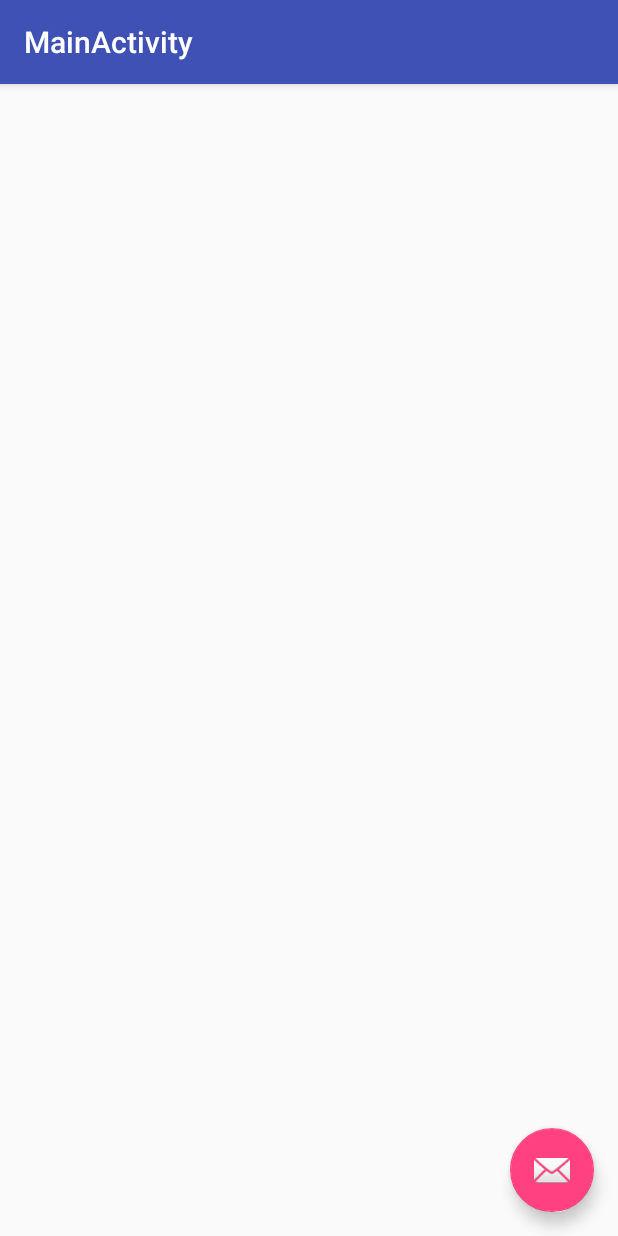
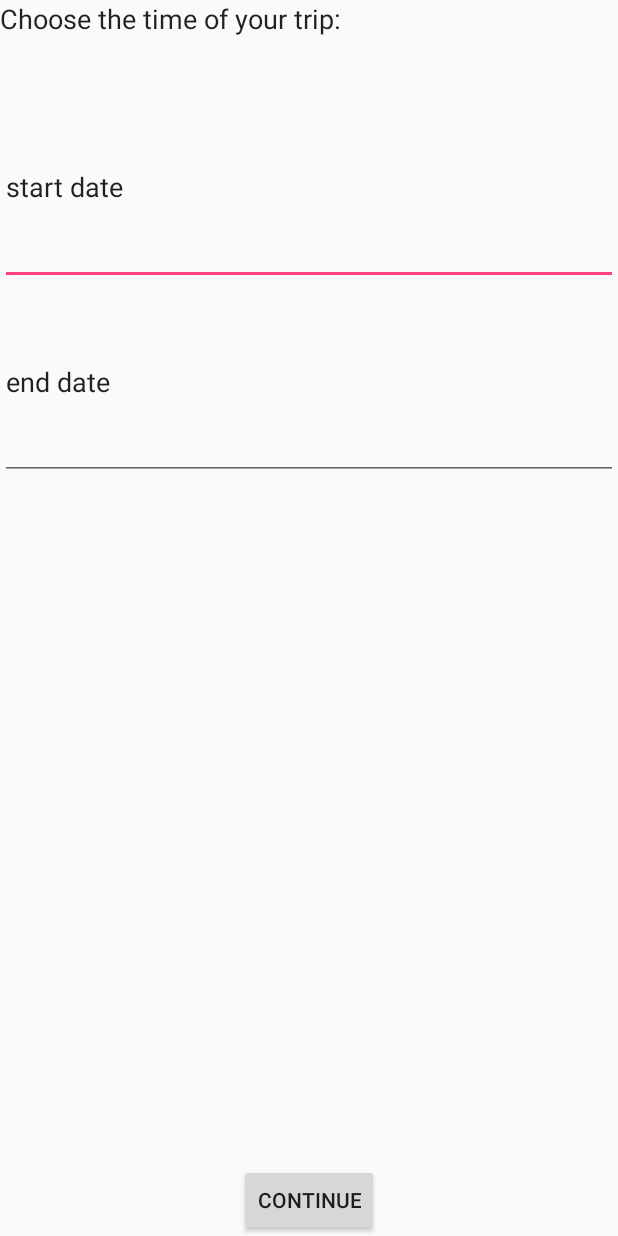
Before and after one commit to rishab93/LinedInHack, an Android app: the screen it shows after launch (MainActivity before the commit, ChooseTimeActivity after it), on a phone screen of 412 x 824 dp. Run offline under Robolectric (Android 15) with nearby library versions, the phone set to English and light mode, and no system bars.

Commit message:
choose the time of the trip and show the clothing recommendation

```diff
--- /dev/null
+++ b/app/src/main/java/com/example/zishen/linkedinhack/ChooseTimeActivity.java
@@ -0,0 +1,28 @@
+package com.example.zishen.linkedinhack;
+
+import android.content.Intent;
+import android.os.Bundle;
+import android.support.design.widget.FloatingActionButton;
+import android.support.design.widget.Snackbar;
+import android.support.v7.app.AppCompatActivity;
+import android.support.v7.widget.Toolbar;
+import android.view.View;
+import android.widget.Button;
+
+public class ChooseTimeActivity extends AppCompatActivity {
+
+    @Override
+    protected void onCreate(Bundle savedInstanceState) {
+        super.onCreate(savedInstanceState);
+        setContentView(R.layout.activity_choose_time);
+
+        Button finishEnterTime = (Button) findViewById(R.id.finishEnterTime);
+        finishEnterTime.setOnClickListener(new View.OnClickListener() {
+            @Override
+            public void onClick(View view) {
+                startActivity(new Intent(ChooseTimeActivity.this, MainActivity.class));
+            }
+        });
+    }
+
+}
--- a/app/src/main/java/com/example/zishen/linkedinhack/MainActivity.java
+++ b/app/src/main/java/com/example/zishen/linkedinhack/MainActivity.java
@@ -13,17 +13,6 @@ public class MainActivity extends AppCompatActivity {
     protected void onCreate(Bundle savedInstanceState) {
         super.onCreate(savedInstanceState);
         setContentView(R.layout.activity_main);
-        Toolbar toolbar = (Toolbar) findViewById(R.id.toolbar);
-        setSupportActionBar(toolbar);
-
-        FloatingActionButton fab = (FloatingActionButton) findViewById(R.id.fab);
-        fab.setOnClickListener(new View.OnClickListener() {
-            @Override
-            public void onClick(View view) {
-                Snackbar.make(view, "Replace with your own action", Snackbar.LENGTH_LONG)
-                        .setAction("Action", null).show();
-            }
-        });
     }
 
 }
--- /dev/null
+++ b/app/src/main/res/layout/activity_choose_time.xml
@@ -0,0 +1,62 @@
+<?xml version="1.0" encoding="utf-8"?>
+<android.support.design.widget.CoordinatorLayout xmlns:android="http://schemas.android.com/apk/res/android"
+    xmlns:app="http://schemas.android.com/apk/res-auto"
+    xmlns:tools="http://schemas.android.com/tools"
+    android:layout_width="match_parent"
+    android:layout_height="match_parent"
+    tools:context="com.example.zishen.linkedinhack.ChooseTimeActivity">
+
+    <android.support.design.widget.AppBarLayout
+        android:layout_width="match_parent"
+        android:layout_height="wrap_content"
+        android:theme="@style/AppTheme.AppBarOverlay">
+
+    </android.support.design.widget.AppBarLayout>
+
+    <include layout="@layout/content_choose_time"
+        android:id="@+id/include" />
+
+    <Button
+        android:id="@+id/finishEnterTime"
+        android:layout_width="wrap_content"
+        android:layout_height="wrap_content"
+        android:layout_gravity="top|center_horizontal"
+        android:text="continue"
+        app:layout_anchor="@+id/include"
+        app:layout_anchorGravity="bottom|center_horizontal" />
+
+    <LinearLayout
+        android:layout_width="match_parent"
+        android:layout_height="match_parent"
+        android:orientation="vertical"
+        android:weightSum="1">
+
+        <TextView
+            android:id="@+id/titleChooseTime"
+            android:layout_width="match_parent"
+            android:layout_height="wrap_content"
+            android:layout_weight="0.05"
+            android:text="Choose the time of your trip:"
+            android:textAppearance="@style/TextAppearance.AppCompat.Body1"
+            android:textSize="18sp" />
+
+        <EditText
+            android:id="@+id/startDate"
+            android:layout_width="match_parent"
+            android:layout_height="wrap_content"
+            android:ems="10"
+            android:inputType="textPersonName"
+            android:text="start date"
+            android:layout_weight="0.12" />
+
+        <EditText
+            android:id="@+id/endDate"
+            android:layout_width="match_parent"
+            android:layout_height="wrap_content"
+            android:layout_weight="0.12"
+            android:ems="10"
+            android:inputType="textPersonName"
+            android:text="end date" />
+    </LinearLayout>
+
+</android.support.design.widget.CoordinatorLayout>
--- a/app/src/main/res/layout/activity_main.xml
+++ b/app/src/main/res/layout/activity_main.xml
@@ -11,23 +11,8 @@
         android:layout_height="wrap_content"
         android:theme="@style/AppTheme.AppBarOverlay">
 
-        <android.support.v7.widget.Toolbar
-            android:id="@+id/toolbar"
-            android:layout_width="match_parent"
-            android:layout_height="?attr/actionBarSize"
-            android:background="?attr/colorPrimary"
-            app:popupTheme="@style/AppTheme.PopupOverlay" />
-
     </android.support.design.widget.AppBarLayout>
 
     <include layout="@layout/content_main" />
 
-    <android.support.design.widget.FloatingActionButton
-        android:id="@+id/fab"
-        android:layout_width="wrap_content"
-        android:layout_height="wrap_content"
-        android:layout_gravity="bottom|end"
-        android:layout_margin="@dimen/fab_margin"
-        app:srcCompat="@android:drawable/ic_dialog_email" />
-
 </android.support.design.widget.CoordinatorLayout>
--- /dev/null
+++ b/app/src/main/res/layout/content_choose_time.xml
@@ -0,0 +1,11 @@
+<?xml version="1.0" encoding="utf-8"?>
+<android.support.constraint.ConstraintLayout xmlns:android="http://schemas.android.com/apk/res/android"
+    xmlns:app="http://schemas.android.com/apk/res-auto"
+    xmlns:tools="http://schemas.android.com/tools"
+    android:layout_width="match_parent"
+    android:layout_height="match_parent"
+    app:layout_behavior="@string/appbar_scrolling_view_behavior"
+    tools:context="com.example.zishen.linkedinhack.ChooseTimeActivity"
+    tools:showIn="@layout/activity_choose_time">
+
+</android.support.constraint.ConstraintLayout>
--- a/app/src/main/res/values/strings.xml
+++ b/app/src/main/res/values/strings.xml
@@ -1,4 +1,5 @@
 <resources>
     <string name="app_name">LinkedInHack</string>
     <string name="title_activity_main">MainActivity</string>
+    <string name="title_activity_choose_time">ChooseTimeActivity</string>
 </resources>
```
Also changed, not shown: app/src/main/AndroidManifest.xml (+8 -3 lines), app/src/main/res/layout/content_main.xml (+53 -0 lines).
